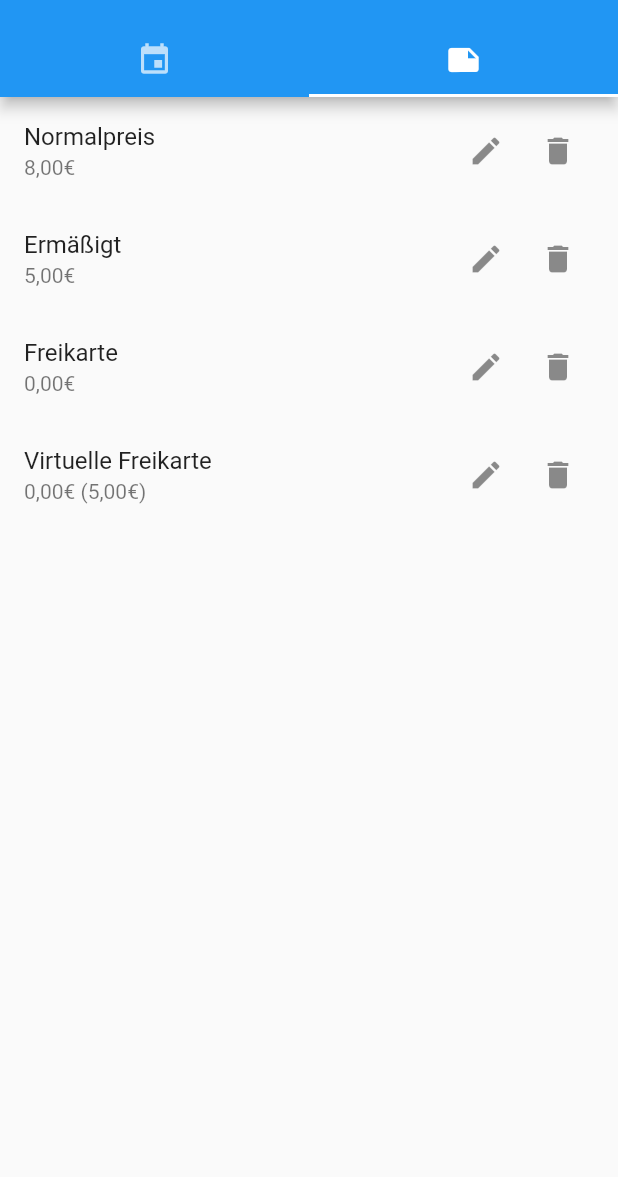
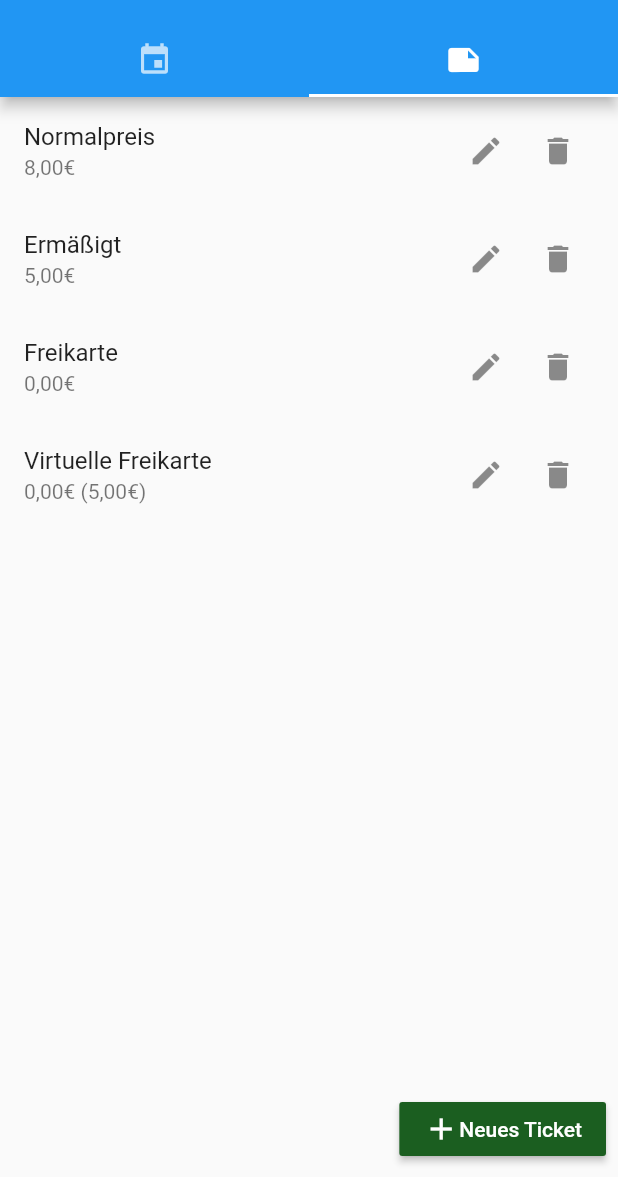
Before and after one commit to dasdware/dw-ticket-pos, a Flutter app: the screen it shows after launch, tab 2 chosen, on a phone screen of 412 x 824 dp, the part 59-1236 px from its top. Run offline on Flutter 3.47's test engine with Material 2 defaults, Android fonts, the light colour scheme and no system bars.

Commit message:
added: adding tickets

```diff
--- a/lib/model/storage.dart
+++ b/lib/model/storage.dart
@@ -17,6 +17,13 @@ class Storage extends Model {
     return event;
   }
 
+  Ticket addTicket(String title, int price, int virtualPrice) {
+    final Ticket ticket = Ticket(title, price, virtualPrice);
+    tickets.add(ticket);
+    notifyListeners();
+    return ticket;
+  }
+
   void deleteTicket(Ticket ticket) {
     tickets.remove(ticket);
     notifyListeners();
--- a/lib/widgets/ticket_list.dart
+++ b/lib/widgets/ticket_list.dart
@@ -15,7 +15,11 @@ class TicketListWidget extends StatelessWidget {
   @override
   Widget build(BuildContext context) {
     return ScopedModelDescendant<Storage>(
-      builder: (context, _, storage) => ListView(
+      builder: (context, _, storage) => Column(
+            crossAxisAlignment: CrossAxisAlignment.end,
+            children: <Widget>[
+              Expanded(
+                child: ListView(
                   children: storage.tickets
                       .map(
                         (ticket) => ListTile(
@@ -25,13 +29,37 @@ class TicketListWidget extends StatelessWidget {
                                 mainAxisSize: MainAxisSize.min,
                                 children: <Widget>[
                                   EditTicketButton(ticket: ticket),
-                            DeleteTicketButton(storage: storage, ticket: ticket)
+                                  DeleteTicketButton(
+                                      storage: storage, ticket: ticket)
                                 ],
                               ),
                               onTap: () {},
                             ),
                       )
                       .toList(),
+                ),
+              ),
+              Padding(
+                padding: const EdgeInsets.all(8.0),
+                child: RaisedButton(
+                  color: Colors.green.shade900,
+                  child: Row(
+                    mainAxisSize: MainAxisSize.min,
+                    children: <Widget>[
+                      Icon(
+                        Icons.add,
+                        color: Colors.white,
+                      ),
+                      Text(
+                        'Neues Ticket',
+                        style: TextStyle(color: Colors.white),
+                      ),
+                    ],
+                  ),
+                  onPressed: () => addTicket(context, storage),
+                ),
+              ),
+            ],
           ),
     );
   }
```
Also changed, not shown: lib/views/ticket_details.dart (+34 -8 lines). Lines whose indentation alone changed are shown as unchanged.
